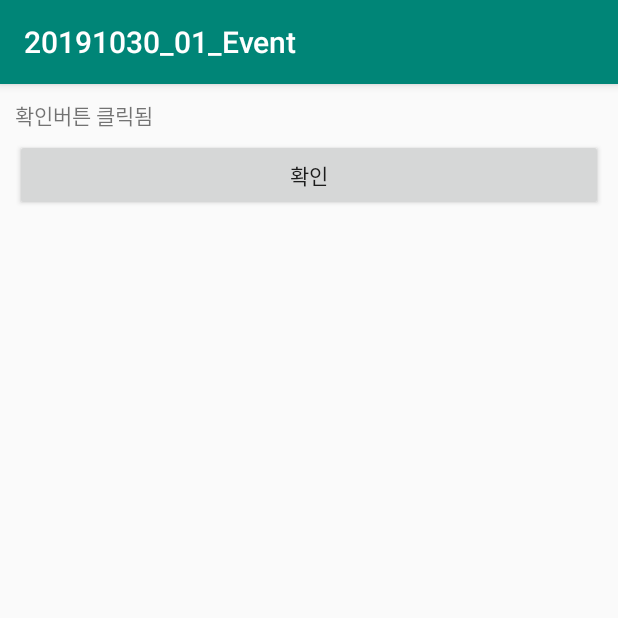
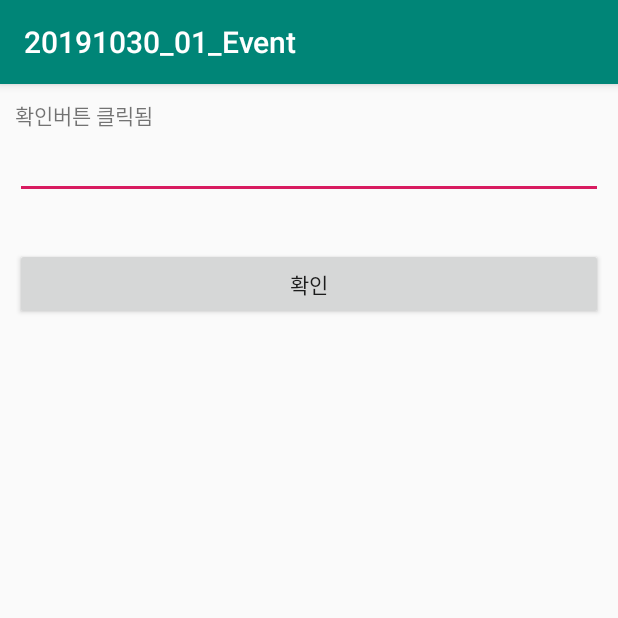
Before and after one commit to cho881020/20191030_01_Event, an Android app: the screen it shows after launch (MainActivity), after a tap on "확인", on a phone screen of 412 x 824 dp, the top half of it. Run offline under Robolectric (Android 15) with nearby library versions, the phone set to English and light mode, and no system bars.

Commit message:
editText 관련 코드

```diff
--- a/app/src/main/java/com/tjoeun/a20191030_01_event/MainActivity.kt
+++ b/app/src/main/java/com/tjoeun/a20191030_01_event/MainActivity.kt
@@ -4,6 +4,7 @@ import androidx.appcompat.app.AppCompatActivity
 import android.os.Bundle
 import android.util.Log
 import android.widget.TextView
+import android.widget.Toast
 import kotlinx.android.synthetic.main.activity_main.*
 
 class MainActivity : AppCompatActivity() {
@@ -22,6 +23,14 @@ class MainActivity : AppCompatActivity() {
 
         okBtn.setOnClickListener {
             firstTextView.text = "확인버튼 클릭됨"
+
+            var inputId = loginIdEdt.text.toString()
+            resultTxt.text = inputId
+
+            Log.d("입력값", inputId)
+
+            Toast.makeText(this, "토스트", Toast.LENGTH_SHORT).show()
+
         }
 
         okBtn.setOnLongClickListener {
--- a/app/src/main/res/layout/activity_main.xml
+++ b/app/src/main/res/layout/activity_main.xml
@@ -16,6 +16,20 @@
         android:layout_height="wrap_content"
         android:text="초기 값" />
 
+    <EditText
+        android:id="@+id/loginIdEdt"
+        android:layout_width="match_parent"
+        android:layout_height="wrap_content"
+        android:inputType="textEmailAddress" />
+
+    <TextView
+        android:id="@+id/resultTxt"
+        android:layout_width="match_parent"
+        android:layout_height="wrap_content"
+        android:textSize="20sp"
+        android:gravity="center"
+        android:text="아이디를 입력하고 확인버튼을 누르세요." />
+
 
     <Button
         android:id="@+id/okBtn"
```
